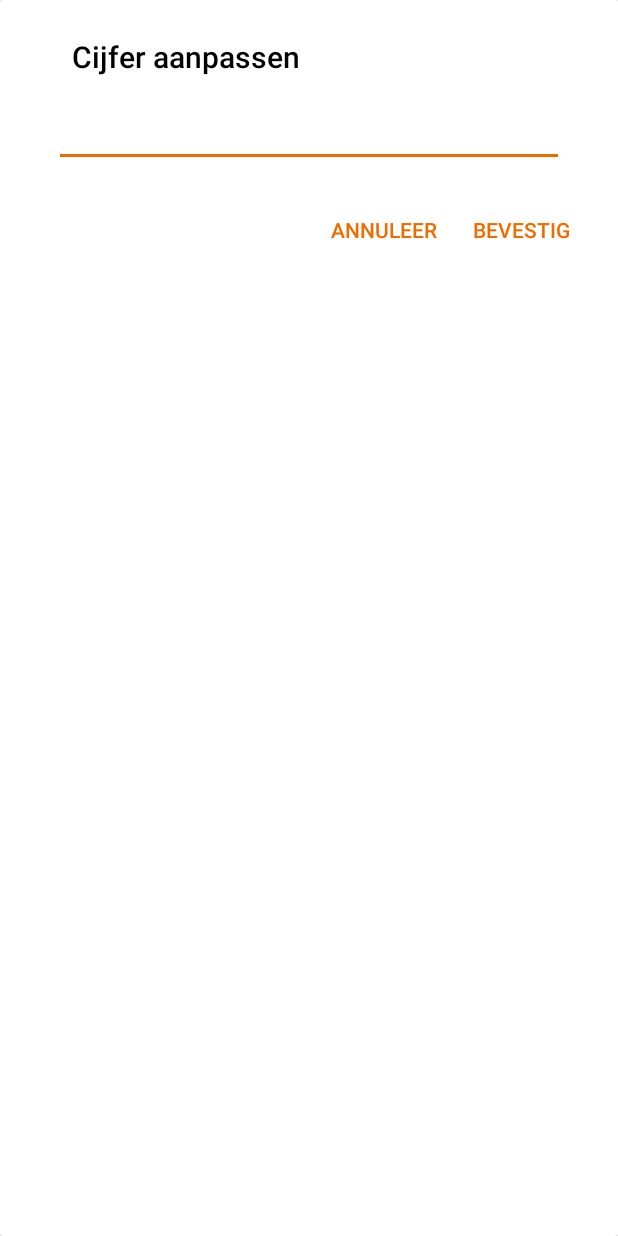
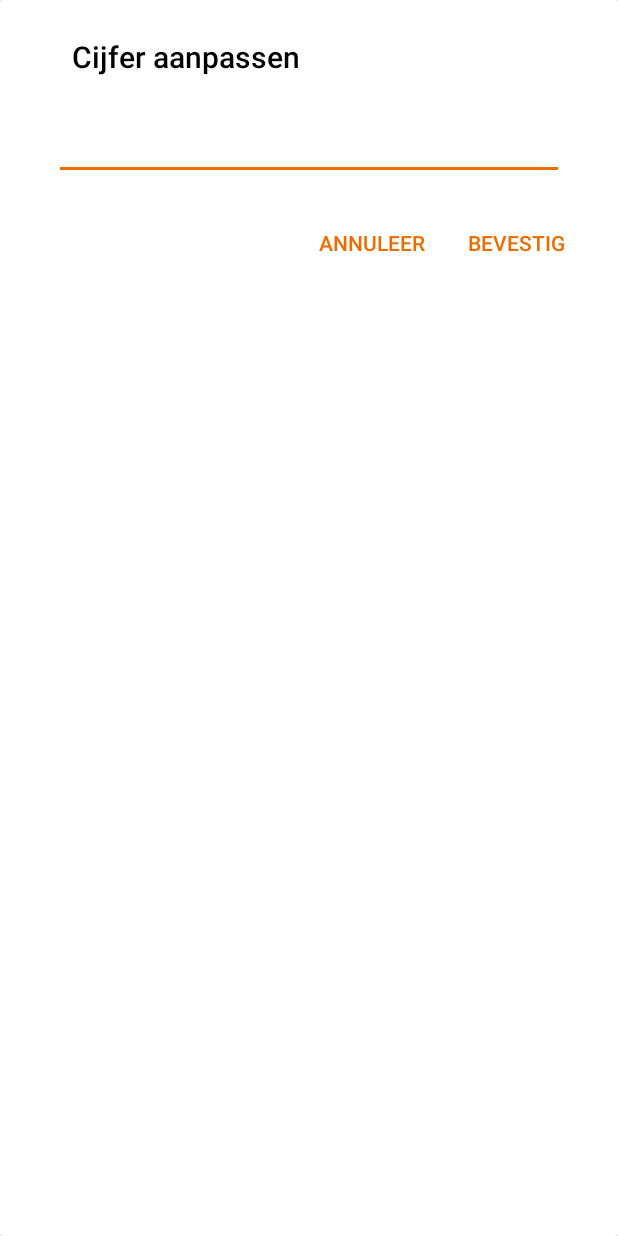
Before and after one commit to martijnd/Studiecheck, an Android app: the layout gradeeditwindow.xml on its own in the app's theme, with its tools: preview values and no code run, on a phone screen of 412 x 824 dp. Run offline under Robolectric (Android 15) with nearby library versions, the phone set to English and light mode, and no system bars.

Commit message:
Het werkt weer soort van

```diff
--- a/app/src/main/AndroidManifest.xml
+++ b/app/src/main/AndroidManifest.xml
@@ -3,7 +3,7 @@
     package="nl.martijndorsman.studiecheck">
     <uses-permission android:name="android.permission.INTERNET" />
     <application
-        android:allowBackup="true"
+        android:allowBackup="false"
         android:icon="@mipmap/ic_launcher"
         android:label="@string/app_name"
         android:roundIcon="@mipmap/ic_launcher_round"
--- a/app/src/main/java/nl/martijndorsman/studiecheck/KeuzevakDialog.java
+++ b/app/src/main/java/nl/martijndorsman/studiecheck/KeuzevakDialog.java
@@ -1,7 +1,6 @@
 package nl.martijndorsman.studiecheck;
 
 import android.app.Activity;
-import android.content.Context;
 import android.content.Intent;
 import android.content.SharedPreferences;
 import android.database.Cursor;
@@ -20,7 +19,6 @@ import java.util.ArrayList;
 import java.util.List;
 
 import nl.martijndorsman.studiecheck.database.DatabaseAdapter;
-import nl.martijndorsman.studiecheck.models.Vakkenlijst;
 
 import static nl.martijndorsman.studiecheck.database.DatabaseInfo.CourseTables.Keuze;
 
@@ -93,12 +91,16 @@ public class KeuzevakDialog extends Activity {
             public void onClick(View v) {
                 item1 = s1.getSelectedItem().toString();
                 editor.putString("item1", item1).apply();
+
                 item2 = s2.getSelectedItem().toString();
                 editor.putString("item2", item2).apply();
+
                 item3 = s3.getSelectedItem().toString();
                 editor.putString("item3", item3).apply();
+
                 item4 = s4.getSelectedItem().toString();
                 editor.putString("item4", item4).apply();
+
                 ArrayList<String> items = new ArrayList<>();
                 items.add(item1);
                 items.add(item2);
--- a/app/src/main/java/nl/martijndorsman/studiecheck/ViewAdapter.java
+++ b/app/src/main/java/nl/martijndorsman/studiecheck/ViewAdapter.java
@@ -2,7 +2,6 @@ package nl.martijndorsman.studiecheck;
 
 import android.app.Dialog;
 import android.content.Context;
-import android.support.design.widget.Snackbar;
 import android.support.v4.content.ContextCompat;
 import android.support.v7.widget.RecyclerView;
 import android.view.LayoutInflater;
@@ -12,7 +11,6 @@ import android.view.Window;
 import android.view.WindowManager;
 import android.widget.Button;
 import android.widget.EditText;
-import android.widget.TextView;
 import android.widget.Toast;
 
 import java.util.ArrayList;
@@ -75,8 +73,6 @@ public class ViewAdapter extends RecyclerView.Adapter<Holder> {
                     String name = courses.get(pos).getName();
                     // Voeg een invoerscherm toe
                     showDialog(tabel, name, pos);
-                    // Toon een Snackbar met het huidige ingedrukte cijfer (UX design)
-                    Snackbar.make(v, courses.get(pos).getName(), Snackbar.LENGTH_SHORT).show();
                     // Vertel de adapter dat de huidige dataset is aangepast, en de View dus geupdate moet worden
                     notifyDataSetChanged();
                 }
--- a/app/src/main/java/nl/martijndorsman/studiecheck/database/DatabaseAdapter.java
+++ b/app/src/main/java/nl/martijndorsman/studiecheck/database/DatabaseAdapter.java
@@ -57,7 +57,7 @@ public class DatabaseAdapter {
                 values.put(DatabaseInfo.CourseColumn.ECTS, ects);
                 values.put(DatabaseInfo.CourseColumn.PERIOD, period);
                 values.put(DatabaseInfo.CourseColumn.GRADE, grade);
-                db.insertWithOnConflict(tabel, null, values,SQLiteDatabase.CONFLICT_REPLACE);
+                db.insert(tabel, null, values);
             }
         } catch(JSONException e){
             e.printStackTrace();
--- a/app/src/main/java/nl/martijndorsman/studiecheck/database/DatabaseHelper.java
+++ b/app/src/main/java/nl/martijndorsman/studiecheck/database/DatabaseHelper.java
@@ -10,10 +10,10 @@ import nl.martijndorsman.studiecheck.database.DatabaseInfo.CourseTables;
  * Created by Martijn on 25/06/17.
  */
 public class DatabaseHelper extends SQLiteOpenHelper {
-    private static final int dbVersion = 2;
+    private static final int dbVersion = 3;
 
     // database naam
-    private static final String dbName = "vakkenlijst.db";
+    public static final String dbName = "vakkenlijst2.db";
 
     // tabelnamen
     private static final String Jaar1 = "Jaar1";
--- a/app/src/main/java/nl/martijndorsman/studiecheck/fragments/VakkenlijstFragmentFour.java
+++ b/app/src/main/java/nl/martijndorsman/studiecheck/fragments/VakkenlijstFragmentFour.java
@@ -9,10 +9,6 @@ import android.view.LayoutInflater;
 import android.view.View;
 import android.view.ViewGroup;
 import android.widget.TextView;
-
-import org.w3c.dom.Text;
-
-import java.util.ArrayList;
 
 import nl.martijndorsman.studiecheck.KeuzevakDialog;
 import nl.martijndorsman.studiecheck.R;
--- a/app/src/main/java/nl/martijndorsman/studiecheck/fragments/VakkenlijstFragmentTwo.java
+++ b/app/src/main/java/nl/martijndorsman/studiecheck/fragments/VakkenlijstFragmentTwo.java
@@ -3,19 +3,13 @@ package nl.martijndorsman.studiecheck.fragments;
 import android.content.Context;
 import android.os.Bundle;
 import android.support.v4.app.Fragment;
-import android.support.v7.widget.LinearLayoutManager;
 import android.support.v7.widget.RecyclerView;
 import android.view.LayoutInflater;
 import android.view.View;
 import android.view.ViewGroup;
 import android.widget.TextView;
 
-import java.util.ArrayList;
-
 import nl.martijndorsman.studiecheck.R;
-import nl.martijndorsman.studiecheck.ViewAdapter;
-import nl.martijndorsman.studiecheck.database.DatabaseAdapter;
-import nl.martijndorsman.studiecheck.models.CourseModel;
 import nl.martijndorsman.studiecheck.models.ECTS;
 import nl.martijndorsman.studiecheck.models.Vakkenlijst;
 
--- a/app/src/main/java/nl/martijndorsman/studiecheck/models/ECTS.java
+++ b/app/src/main/java/nl/martijndorsman/studiecheck/models/ECTS.java
@@ -6,11 +6,6 @@ import android.database.Cursor;
 import java.util.ArrayList;
 
 import nl.martijndorsman.studiecheck.database.DatabaseAdapter;
-
-import static nl.martijndorsman.studiecheck.KeuzevakDialog.item1;
-import static nl.martijndorsman.studiecheck.KeuzevakDialog.item2;
-import static nl.martijndorsman.studiecheck.KeuzevakDialog.item3;
-import static nl.martijndorsman.studiecheck.KeuzevakDialog.item4;
 
 /**
  * Created by Martijn on 25/06/17.
--- a/app/src/main/res/layout/gradeeditwindow.xml
+++ b/app/src/main/res/layout/gradeeditwindow.xml
@@ -13,7 +13,7 @@
         <TextView
             android:id="@+id/tvGradeedit"
             android:layout_width="match_parent"
-            android:layout_height="wrap_content"
+            android:layout_height="36dp"
 
             android:layout_marginLeft="24dp"
             android:layout_marginStart="24dp"
@@ -38,7 +38,7 @@
         <Button
             android:id="@+id/gradeButton"
             android:layout_width="wrap_content"
-            android:minWidth="64dp"
+            android:minWidth="88dp"
             android:layout_height="36dp"
             android:padding="8dp"
             android:layout_below="@+id/etGradeEdit"
@@ -49,7 +49,7 @@
         <Button
             android:id="@+id/cancelButton"
             android:layout_width="wrap_content"
-            android:minWidth="64dp"
+            android:minWidth="88dp"
             android:layout_height="36dp"
             android:padding="8dp"
             android:text="@string/annuleer"
--- a/app/src/main/res/layout/spinner_item.xml
+++ b/app/src/main/res/layout/spinner_item.xml
@@ -2,7 +2,7 @@
 <TextView
     xmlns:android="http://schemas.android.com/apk/res/android"
     android:layout_width="match_parent"
-    android:fontFamily="sans-serif"
+    android:fontFamily="sans-serif-medium"
     android:layout_height="match_parent"
     android:textSize="16sp"
     android:gravity="left"
```
Also changed, not shown: app/src/main/java/nl/martijndorsman/studiecheck/MainActivity.java (+20 -13 lines), app/src/main/java/nl/martijndorsman/studiecheck/fragments/VakkenlijstFragmentOne.java (+0 -7 lines), app/src/main/java/nl/martijndorsman/studiecheck/models/Vakkenlijst.java (+5 -3 lines).
